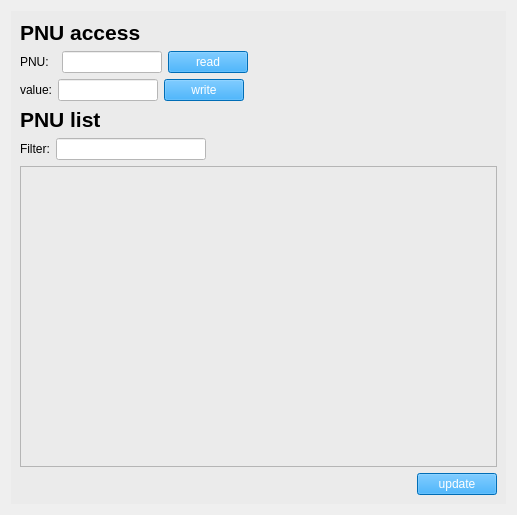
First picture: the form in src/edcon/gui/ui/parameter_tab.ui, repository Festo-se/festo-edcon, before the edit.
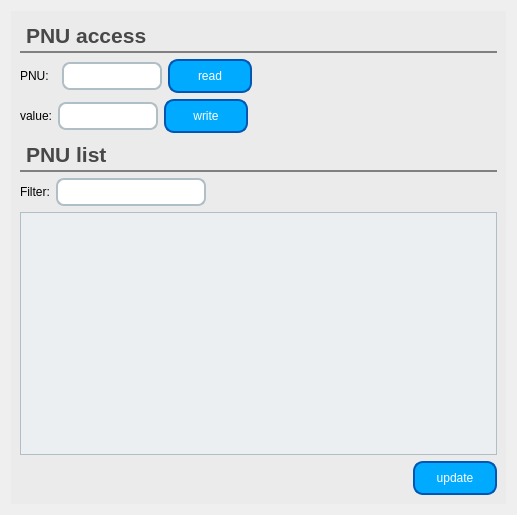
Second picture: the form after the edit.

Diff of the .ui file:
```diff
--- a/src/edcon/gui/ui/parameter_tab.ui
+++ b/src/edcon/gui/ui/parameter_tab.ui
@@ -34,6 +34,14 @@
        <layout class="QVBoxLayout" name="verticalLayout_2">
         <item>
          <widget class="QLabel" name="label_pnu_access_title">
+          <property name="styleSheet">
+           <string notr="true">QLabel {
+    border-bottom: 2px solid grey; /* Dunkelgrauer unterer Rand als Linie */
+    padding: 3px; /* Ein wenig Abstand zum Text für Ästhetik */
+	color: rgb(72, 72, 72);
+}
+</string>
+          </property>
           <property name="text">
            <string>&lt;html&gt;&lt;head/&gt;&lt;body&gt;&lt;p&gt;&lt;span style=&quot; font-size:16pt; font-weight:600;&quot;&gt;PNU access&lt;/span&gt;&lt;/p&gt;&lt;/body&gt;&lt;/html&gt;</string>
           </property>
@@ -60,8 +68,18 @@
              <enum>Qt::StrongFocus</enum>
             </property>
             <property name="styleSheet">
-             <string notr="true">QLineEdit{background-color:white;
-color:black}</string>
+             <string notr="true">QLineEdit {
+    border: 2px solid #B0BEC5; /* Hellgrauer Rand */
+    border-radius: 8px; /* Abgerundete Ecken */
+    padding: 4px; /* Innenabstand für Text */
+    background-color: white; /* Helle Hintergrundfarbe */
+	font: 12pt &quot;MS Shell Dlg 2&quot;;
+}
+
+QLineEdit:hover {
+    border-color: #78909C; /* Dunklerer Rand beim Darüberfahren */
+}
+</string>
             </property>
             <property name="inputMask">
              <string/>
@@ -80,8 +98,25 @@
           <item>
            <widget class="QPushButton" name="button_pnu_read">
             <property name="styleSheet">
-             <string notr="true">background-color: rgb(0, 153, 255);
-color: rgb(255, 255, 255);</string>
+             <string notr="true">QPushButton {
+    background-color: rgb(0, 170, 255);
+    color: white; /* Weiße Schrift */
+    border-style: solid;
+    border-width: 2px;
+    border-radius: 10px; /* Abgerundete Ecken */
+    border-color: #0056b3; /* Dunkleres Blau für den Rand */
+
+    min-width: 80px; /* Minimale Breite des Buttons */
+    min-height: 30px; /* Minimale Höhe des Buttons */
+}
+
+QPushButton:hover {
+    background-color: #0056b3; /* Dunkleres Blau beim Darüberfahren */
+}
+
+QPushButton:pressed {
+    background-color: #004099; /* Noch dunkleres Blau beim Klicken */
+}</string>
             </property>
             <property name="text">
              <string>read</string>
@@ -128,8 +163,18 @@
              </size>
             </property>
             <property name="styleSheet">
-             <string notr="true">QLineEdit{background-color:white;
-color:black}</string>
+             <string notr="true">QLineEdit {
+    border: 2px solid #B0BEC5; /* Hellgrauer Rand */
+    border-radius: 8px; /* Abgerundete Ecken */
+    padding: 4px; /* Innenabstand für Text */
+    background-color: white; /* Helle Hintergrundfarbe */
+	font: 12pt &quot;MS Shell Dlg 2&quot;;
+}
+
+QLineEdit:hover {
+    border-color: #78909C; /* Dunklerer Rand beim Darüberfahren */
+}
+</string>
             </property>
             <property name="inputMask">
              <string/>
@@ -145,8 +190,25 @@
           <item>
            <widget class="QPushButton" name="button_pnu_write">
             <property name="styleSheet">
-             <string notr="true">background-color: rgb(0, 153, 255);
-color: rgb(255, 255, 255);</string>
+             <string notr="true">QPushButton {
+    background-color: rgb(0, 170, 255);
+    color: white; /* Weiße Schrift */
+    border-style: solid;
+    border-width: 2px;
+    border-radius: 10px; /* Abgerundete Ecken */
+    border-color: #0056b3; /* Dunkleres Blau für den Rand */
+
+    min-width: 80px; /* Minimale Breite des Buttons */
+    min-height: 30px; /* Minimale Höhe des Buttons */
+}
+
+QPushButton:hover {
+    background-color: #0056b3; /* Dunkleres Blau beim Darüberfahren */
+}
+
+QPushButton:pressed {
+    background-color: #004099; /* Noch dunkleres Blau beim Klicken */
+}</string>
             </property>
             <property name="text">
              <string>write</string>
@@ -177,6 +239,14 @@
         </item>
         <item>
          <widget class="QLabel" name="label_pnu_list_title">
+          <property name="styleSheet">
+           <string notr="true">QLabel {
+    border-bottom: 2px solid grey; /* Dunkelgrauer unterer Rand als Linie */
+    padding: 3px; /* Ein wenig Abstand zum Text für Ästhetik */
+	color: rgb(72, 72, 72);
+}
+</string>
+          </property>
           <property name="text">
            <string>&lt;html&gt;&lt;head/&gt;&lt;body&gt;&lt;p&gt;&lt;span style=&quot; font-size:16pt; font-weight:600;&quot;&gt;PNU list&lt;/span&gt;&lt;/p&gt;&lt;/body&gt;&lt;/html&gt;</string>
           </property>
@@ -200,8 +270,19 @@
              </size>
             </property>
             <property name="styleSheet">
-             <string notr="true">QLineEdit{background-color:white;
-color:black}</string>
+             <string notr="true">QLineEdit {
+    border: 2px solid #B0BEC5; /* Hellgrauer Rand */
+    border-radius: 8px; /* Abgerundete Ecken */
+    padding: 4px; /* Innenabstand für Text */
+    background-color: white; /* Helle Hintergrundfarbe */
+	font: 12pt &quot;MS Shell Dlg 2&quot;;
+}
+
+QLineEdit:hover {
+    border-color: #78909C; /* Dunklerer Rand beim Darüberfahren */
+}
+
+</string>
             </property>
             <property name="text">
              <string/>
@@ -228,6 +309,80 @@
         </item>
         <item>
          <widget class="QTableView" name="table_view_pnu_list">
+          <property name="styleSheet">
+           <string notr="true">QTableView {
+    border: 1px solid #B0BEC5; /* Grauer Rand für den gesamten View */
+    color: #37474F; /* Dunkelgraue Schriftfarbe */
+    gridline-color: #B0BEC5; /* Farbe der Gitterlinien */
+    background-color: #ECEFF1; /* Hintergrundfarbe */
+}
+
+QHeaderView::section {
+    background-color: #CFD8DC; /* Hintergrundfarbe der Header */
+    padding: 4px;
+    border-top: 1px solid #B0BEC5; /* Top-Border der Header */
+    border-bottom: 1px solid #B0BEC5; /* Bottom-Border der Header */
+    border-right: 1px solid #B0BEC5; /* Right-Border zwischen Headern */
+    color: #37474F; /* Schriftfarbe der Header */
+    font-weight: bold; /* Fettschrift für die Header-Titel */
+    font-size: 12px; /* Schriftgröße */
+}
+
+QHeaderView::section:horizontal {
+    border-top-width: 0px;
+    border-bottom-width: 2px;
+    border-right-width: 1px;
+}
+
+QHeaderView::section:vertical {
+    border-left-width: 0px;
+}
+
+QHeaderView::section:horizontal:first, QHeaderView::section:vertical:first {
+    border-top-width: 1px; /* Erster Header hat einen Top-Border */
+}
+
+QTableCornerButton::section {
+    background: #CFD8DC;
+    border: 1px solid #B0BEC5;
+}
+
+/* Anpassung der Scrollbars */
+QScrollBar:vertical {
+    background: #ECEFF1;
+    width: 10px;
+    margin: 15px 0 15px 0;
+    border: 1px solid #B0BEC5;
+}
+
+QScrollBar::handle:vertical {
+    background: #CFD8DC;
+    min-height: 20px;
+}
+
+QScrollBar::handle:vertical:hover {
+    background: #B0BEC5;
+}
+
+QScrollBar::sub-line:vertical {
+    margin: 3px 0 3px 0;
+    height: 10px;
+    subcontrol-position: top;
+    subcontrol-origin: margin;
+}
+
+QScrollBar::add-line:vertical {
+    margin: 3px 0 3px 0;
+    height: 10px;
+    subcontrol-position: bottom;
+    subcontrol-origin: margin;
+}
+
+QScrollBar::add-page:vertical, QScrollBar::sub-page:vertical {
+    background: none;
+}
+</string>
+          </property>
           <attribute name="horizontalHeaderStretchLastSection">
            <bool>false</bool>
           </attribute>
@@ -251,8 +406,25 @@
           <item>
            <widget class="QPushButton" name="button_pnu_list_update">
             <property name="styleSheet">
-             <string notr="true">background-color: rgb(0, 153, 255);
-color: rgb(255, 255, 255);</string>
+             <string notr="true">QPushButton {
+    background-color: rgb(0, 170, 255);
+    color: white; /* Weiße Schrift */
+    border-style: solid;
+    border-width: 2px;
+    border-radius: 10px; /* Abgerundete Ecken */
+    border-color: #0056b3; /* Dunkleres Blau für den Rand */
+
+    min-width: 80px; /* Minimale Breite des Buttons */
+    min-height: 30px; /* Minimale Höhe des Buttons */
+}
+
+QPushButton:hover {
+    background-color: #0056b3; /* Dunkleres Blau beim Darüberfahren */
+}
+
+QPushButton:pressed {
+    background-color: #004099; /* Noch dunkleres Blau beim Klicken */
+}</string>
             </property>
             <property name="text">
              <string>update</string>
```
